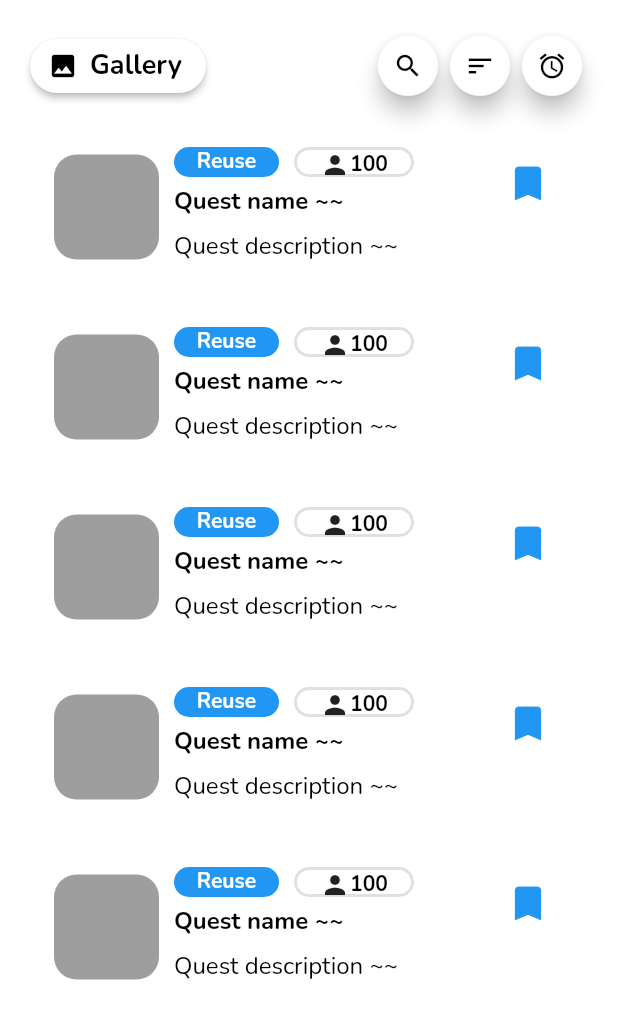
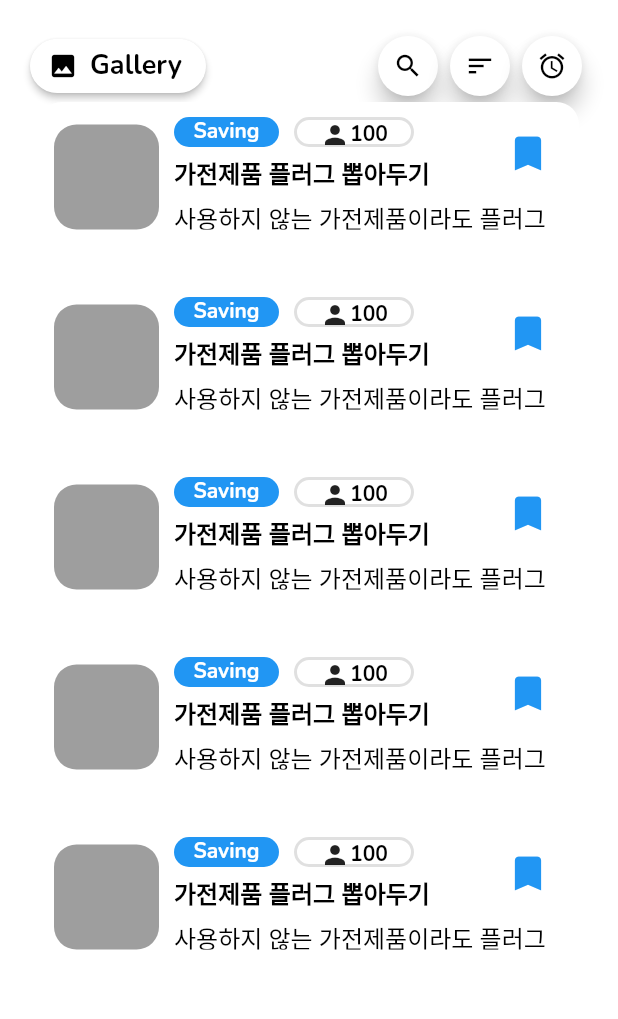
Before and after one commit to TerraQ-KR/TerraQClient, a Flutter app: the QuestListScreen screen opened directly, on a phone screen of 412 x 824 dp. Shown: the top 1019 px of the screen. Run offline on Flutter 3.47's test engine with Material 2 defaults, Android fonts, the phone set to English and light mode, and no system bars; our stand-ins replace dotted_border.

Commit message:
feat(quest): change the const -> variable

```diff
--- a/lib/screens/quest/detail/quest_detail_screen.dart
+++ b/lib/screens/quest/detail/quest_detail_screen.dart
@@ -39,8 +39,13 @@ class _QuestDetailScreen extends State<QuestDetailScreen> {
                     ],
                   ),
                 ),
-                const Expanded(
-                  child: ContainerQuestDetail(),
+                Expanded(
+                  child: ContainerQuestDetail(
+                    questName: "가전제품 플러그 뽑아두기",
+                    briefing:
+                        "사용하지 않는 가전제품이라도 플러그가 꽂혀있으면 “대기전력”이 소모됩니다! 당장 사용하지 않는 제품들의 플러그를 뽑아 돈도 아끼고, 환경도 보호해주세요.",
+                    information: "메모메모 ~~~ 많이 추가해주세요 길이제한 500 ~~",
+                  ),
                 ),
               ],
             ),
--- a/lib/screens/quest/main/quest_list_screen.dart
+++ b/lib/screens/quest/main/quest_list_screen.dart
@@ -1,6 +1,7 @@
 import 'package:flutter/material.dart';
 import 'package:eco_reward_app/screens/quest/main/widget/input_quest_picture.dart';
 import 'package:eco_reward_app/screens/quest/detail/widget/toolbar_quest.dart';
+// API
 
 class QuestListScreen extends StatefulWidget {
   const QuestListScreen({super.key});
@@ -19,24 +20,23 @@ class _QuestListScreenState extends State<QuestListScreen> {
           const SizedBox(height: 20),
           const ToolbarQuest(),
           Expanded(
-            child: SingleChildScrollView(
-              scrollDirection: Axis.vertical,
-              child: Center(
-                child: Column(
-                  children: <Widget>[
+            child: ListView.builder(
+              itemCount: 5,
+              itemBuilder: (BuildContext context, int index) {
+                return Column(
+                  children: [
+                    InputQuestPicture(
+                      categoryName: 'House',
+                      subCategoryName: 'Saving',
+                      questName: '가전제품 플러그 뽑아두기',
+                      reward: 100,
+                      memo: '사용하지 않는 가전제품이라도 플러그 ~',
+                      timeLimit: 100,
+                    ),
                     const SizedBox(height: 20),
-                    InputQuestPicture(),
-                    const SizedBox(height: 20),
-                    InputQuestPicture(),
-                    const SizedBox(height: 20),
-                    InputQuestPicture(),
-                    const SizedBox(height: 20),
-                    InputQuestPicture(),
-                    const SizedBox(height: 20),
-                    InputQuestPicture(),
                   ],
-                ),
-              ),
+                );
+              },
             ),
           ),
         ],
--- a/lib/screens/quest/main/widget/input_quest_picture.dart
+++ b/lib/screens/quest/main/widget/input_quest_picture.dart
@@ -5,6 +5,22 @@ import 'package:eco_reward_app/screens/quest/main/widget/tag_quest_common.dart';
 import 'package:eco_reward_app/screens/quest/main/widget/tag_quest_people.dart';
 
 class InputQuestPicture extends StatelessWidget {
+  final String categoryName;
+  final String subCategoryName;
+  final String questName;
+  final int reward;
+  final String memo;
+  final int timeLimit;
+
+  const InputQuestPicture({
+    Key? key,
+    required this.categoryName,
+    required this.subCategoryName,
+    required this.questName,
+    required this.reward,
+    required this.memo,
+    required this.timeLimit,
+  }) : super(key: key);
   @override
   Widget build(BuildContext context) {
     return SizedBox(
@@ -36,10 +52,10 @@ class InputQuestPicture extends StatelessWidget {
                     ),
                   ),
                 ),
-                const Positioned(
+                Positioned(
                   left: 90,
                   top: 10,
-                  child: TagQuest(text: 'Reuse'),
+                  child: TagQuest(text: subCategoryName),
                 ),
                 Positioned(
                   left: 170,
@@ -50,7 +66,7 @@ class InputQuestPicture extends StatelessWidget {
                   left: 90,
                   top: 35,
                   child: Text(
-                    "Quest name ~~",
+                    questName,
                     style: questTheme.textTheme.bodyLarge!.copyWith(
                       fontWeight: FontWeight.bold,
                     ),
@@ -63,7 +79,7 @@ class InputQuestPicture extends StatelessWidget {
                     width: 250,
                     height: 20,
                     child: Text(
-                      'Quest description ~~',
+                      memo,
                       style: questTheme.textTheme.bodyLarge,
                     ),
                   ),
--- a/pubspec.yaml
+++ b/pubspec.yaml
@@ -38,6 +38,7 @@ dependencies:
   dotted_border: ^2.0.0+3
   tab_indicator_styler: ^2.0.0
   http: ^0.13.5
+  dio: ^5.0.1
 
 dev_dependencies:
   flutter_test:
```
Also changed, not shown: lib/screens/quest/detail/widget/container_quest_detail.dart (+15 -10 lines), lib/screens/quest/detail/widget/quest_description_box.dart (+6 -14 lines), lib/screens/quest/main/quest_myquest_screen.dart (+15 -16 lines), lib/screens/quest/main/widget/input_quest_common.dart (+18 -5 lines), pubspec.lock.
